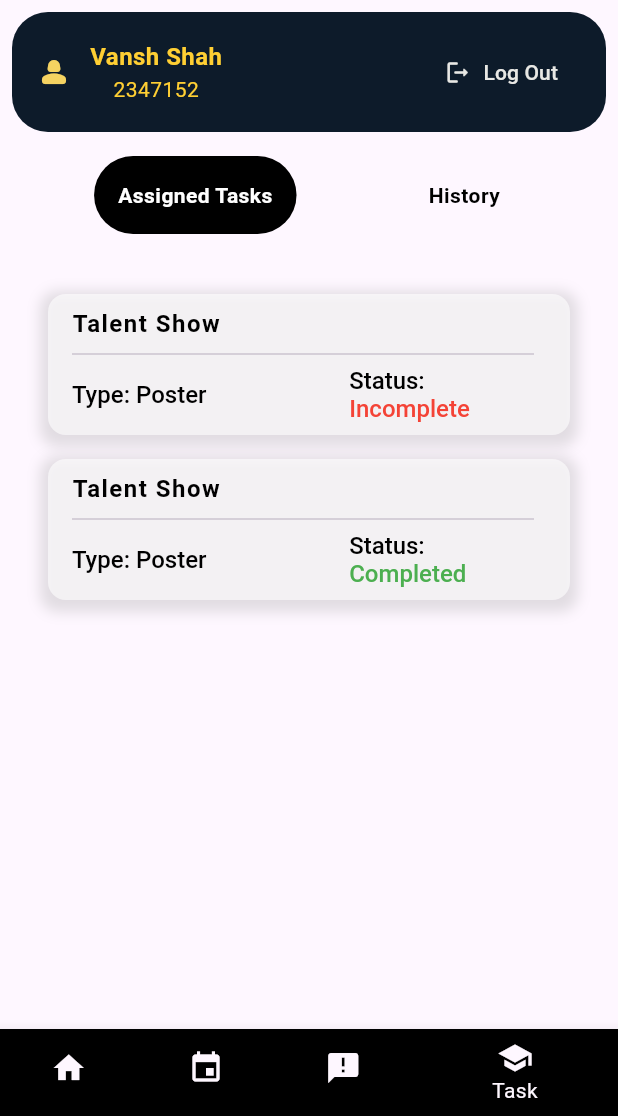
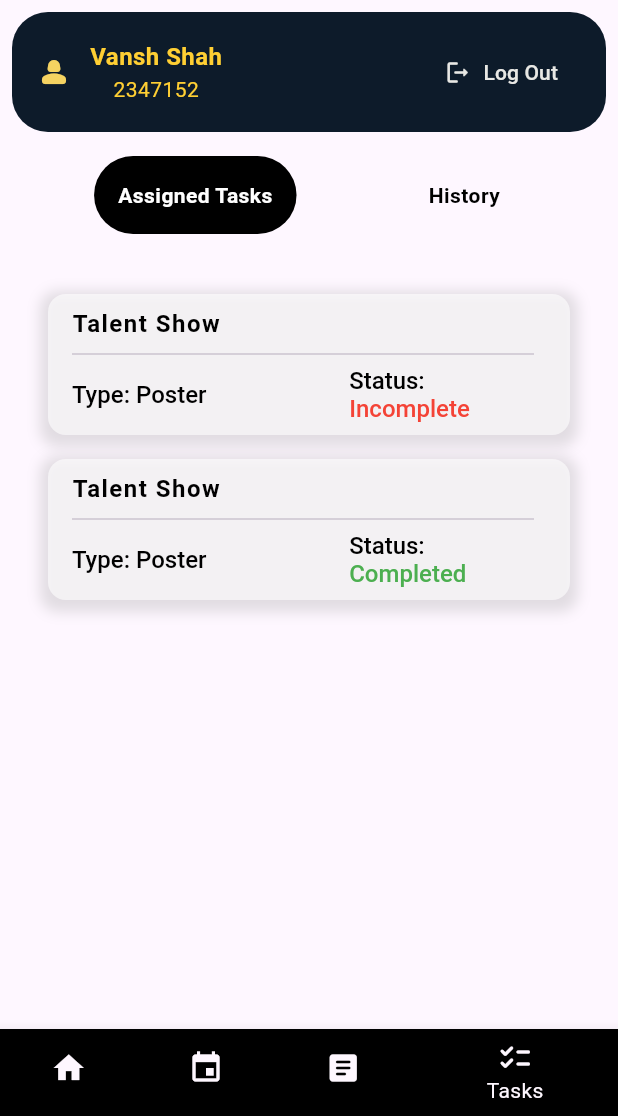
Before and after one commit to vansh132/EventQuest, a Flutter app: the CustomBottomNavigationBar screen opened by its route, item 4 of the bottom bar chosen, on a phone screen of 412 x 824 dp, the part 120-1236 px from its top. Run offline on Flutter 3.47's test engine with Material 3 defaults, Android fonts, the phone set to English and light mode, and no system bars; our stand-ins replace carousel_slider, photo_view; network calls fail; Roboto replaces fonts that are missing (Roboto-Black).

Commit message:
custom navigation bottom bar - icons updated

```diff
--- a/lib/custome_navigation_botttom_bar.dart
+++ b/lib/custome_navigation_botttom_bar.dart
@@ -47,13 +47,13 @@ class _CustomBottomNavigationBarState extends State<CustomBottomNavigationBar> {
             backgroundColor: Colors.black,
           ),
           BottomNavigationBarItem(
-            icon: Icon(Icons.announcement),
-            label: 'Announcement',
+            icon: Icon(Icons.article_rounded),
+            label: 'Announcements',
             backgroundColor: Colors.black,
           ),
           BottomNavigationBarItem(
-            icon: Icon(Icons.school),
-            label: 'Task',
+            icon: Icon(Icons.checklist_rounded),
+            label: 'Tasks',
             backgroundColor: Colors.black,
           ),
         ],
```
